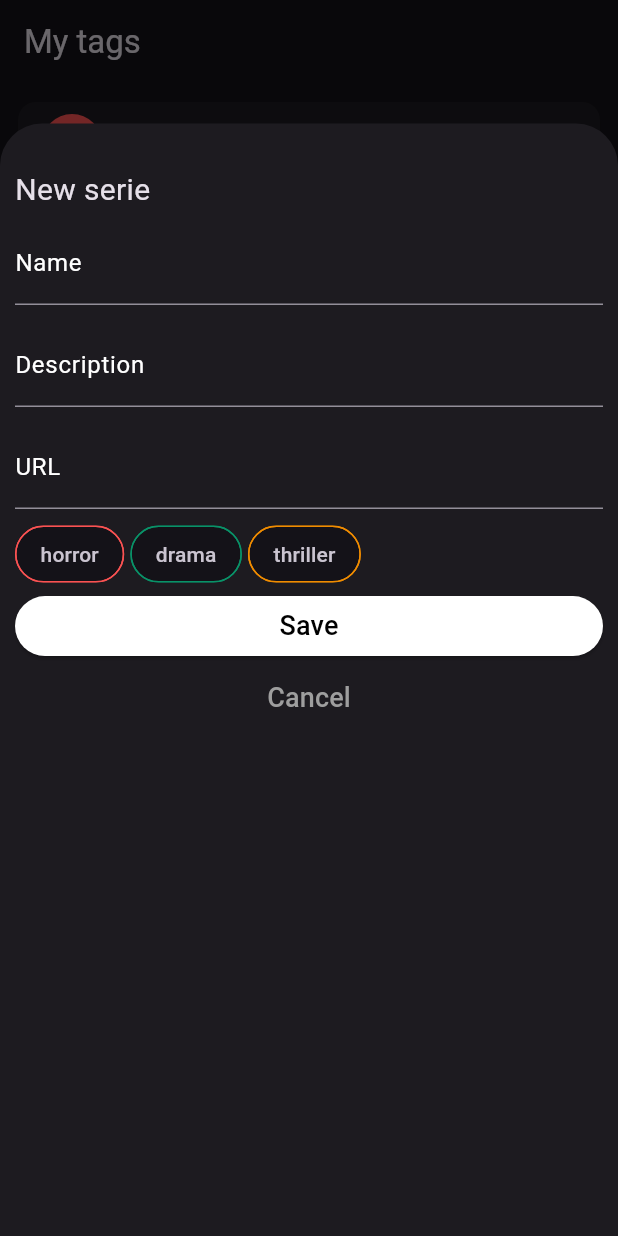
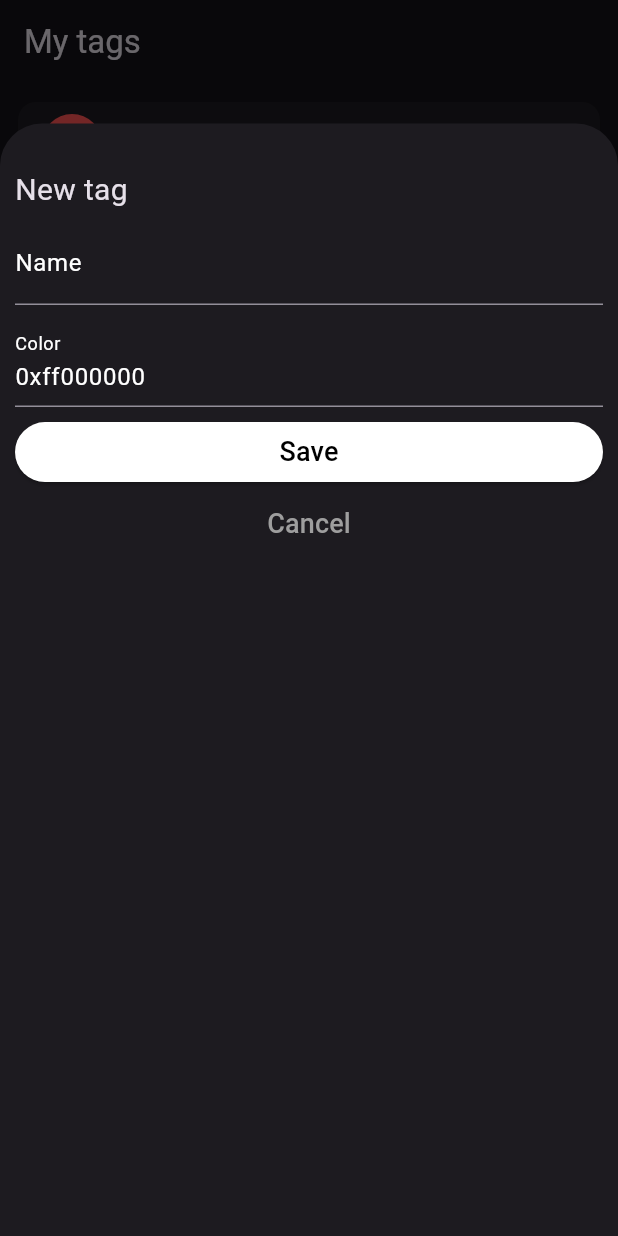
Before and after one commit to Emmanueloz/my_series_list, a Flutter app: the screen it shows after launch, item 2 of the bottom bar chosen, after a tap on the "add" icon, on a phone screen of 412 x 824 dp. Run offline on Flutter 3.47's test engine with Material 3 defaults, Android fonts, the light colour scheme and no system bars.

Commit message:
formulario para agregar y editar tags

```diff
--- a/lib/domain/tag.dart
+++ b/lib/domain/tag.dart
@@ -1,7 +1,7 @@
 class Tag {
   final int id;
-  final String name;
-  final String colorARGB;
+  String name;
+  String colorARGB;
   Tag({required this.id, required this.name, required this.colorARGB});
 
   Map<String, dynamic> toJson() {
--- a/lib/views/pages/home.dart
+++ b/lib/views/pages/home.dart
@@ -2,6 +2,7 @@ import 'package:flutter/material.dart';
 import 'package:my_series_list/views/pages/series.dart';
 import 'package:my_series_list/views/pages/tags.dart';
 import 'package:my_series_list/views/sections/modal_form_series.dart';
+import 'package:my_series_list/views/sections/modal_form_tags.dart';
 
 class HomePage extends StatefulWidget {
   const HomePage({super.key});
@@ -35,7 +36,11 @@ class _HomePageState extends State<HomePage> {
             context: context,
             scrollControlDisabledMaxHeightRatio: 0.9,
             builder: (context) {
-              return const ModalFormSeries();
+              if (_selectedIndex == 0) {
+                return const ModalFormSeries();
+              } else {
+                return const ModalFormTags();
+              }
             },
           );
         },
--- a/lib/views/pages/tags_details.dart
+++ b/lib/views/pages/tags_details.dart
@@ -1,5 +1,6 @@
 import 'package:flutter/material.dart';
 import 'package:my_series_list/domain/tag.dart';
+import 'package:my_series_list/views/sections/modal_form_tags.dart';
 
 class TagsDetailsPage extends StatelessWidget {
   const TagsDetailsPage({super.key});
@@ -44,7 +45,7 @@ class TagsDetailsPage extends StatelessWidget {
             context: context,
             scrollControlDisabledMaxHeightRatio: 0.9,
             builder: (context) {
-              return Container();
+              return ModalFormTags(tag: arguments["tag"]);
             },
           );
         },
--- a/lib/views/sections/modal_form_series.dart
+++ b/lib/views/sections/modal_form_series.dart
@@ -23,11 +23,6 @@ class ModalFormSeries extends StatefulWidget {
 class _ModalFormSeriesState extends State<ModalFormSeries> {
   late final TagsProvider _tagsProvider;
   late final SeriesProvider _seriesProvider;
-
-  String name = "";
-  String description = "";
-  String url = "";
-  List<Tag> selectedTags = [];
 
   final _formKey = GlobalKey<FormState>();
 
--- /dev/null
+++ b/lib/views/sections/modal_form_tags.dart
@@ -0,0 +1,134 @@
+import 'package:flutter/material.dart';
+import 'package:my_series_list/application/tags_provider.dart';
+import 'package:my_series_list/domain/tag.dart';
+import 'package:my_series_list/views/components/input_text.dart';
+import 'package:provider/provider.dart';
+
+class ModalFormTags extends StatefulWidget {
+  final Tag? tag;
+  const ModalFormTags({super.key, this.tag});
+
+  @override
+  State<ModalFormTags> createState() => _ModalFormTagsState();
+}
+
+class _ModalFormTagsState extends State<ModalFormTags> {
+  late final TagsProvider _tagsProvider;
+
+  final _formKey = GlobalKey<FormState>();
+
+  Tag _tag = Tag(id: 0, name: "", colorARGB: "0xff000000");
+
+  @override
+  void initState() {
+    super.initState();
+    _tagsProvider = Provider.of<TagsProvider>(context, listen: false);
+
+    if (widget.tag != null) {
+      setState(() {
+        _tag = widget.tag!;
+      });
+    }
+  }
+
+  void _onNameChanged(String value) {
+    setState(() {
+      _tag.name = value;
+    });
+  }
+
+  void _onColorChanged(String value) {
+    setState(() {
+      _tag.colorARGB = value;
+    });
+  }
+
+  void _onSave(Tag tag) {
+    if (widget.tag != null) {
+      _tagsProvider.updateTag(tag);
+    } else {
+      _tagsProvider.addTag(tag);
+    }
+    Navigator.pop(context);
+  }
+
+  @override
+  Widget build(BuildContext context) {
+    return Container(
+      padding: const EdgeInsets.symmetric(
+        vertical: 30,
+        horizontal: 10,
+      ),
+      child: Column(
+        crossAxisAlignment: CrossAxisAlignment.start,
+        children: [
+          const Text(
+            "New tag",
+            style: TextStyle(fontSize: 20),
+          ),
+          Form(
+            key: _formKey,
+            child: Column(
+              crossAxisAlignment: CrossAxisAlignment.stretch,
+              children: [
+                InputText(
+                  labelText: "Name",
+                  onChanged: _onNameChanged,
+                  value: _tag.name,
+                  validator: (value) {
+                    value = value?.trim();
+                    if (value == null || value.isEmpty) {
+                      return "Name is required";
+                    }
+                    return null;
+                  },
+                ),
+                InputText(
+                  labelText: "Color",
+                  onChanged: _onColorChanged,
+                  value: _tag.colorARGB,
+                  validator: (value) {
+                    value = value?.trim();
+                    if (value == null || value.isEmpty) {
+                      return "Color is required";
+                    }
+                    return null;
+                  },
+                ),
+                ElevatedButton(
+                  onPressed: () {
+                    if (_formKey.currentState!.validate()) {
+                      _onSave(_tag);
+                    }
+                  },
+                  style: ElevatedButton.styleFrom(
+                    backgroundColor: Colors.white,
+                  ),
+                  child: const Text(
+                    "Save",
+                    style: TextStyle(
+                      color: Colors.black,
+                      fontSize: 18,
+                    ),
+                  ),
+                ),
+                TextButton(
+                  onPressed: () {
+                    Navigator.pop(context);
+                  },
+                  child: const Text(
+                    "Cancel",
+                    style: TextStyle(
+                      color: Colors.grey,
+                      fontSize: 18,
+                    ),
+                  ),
+                ),
+              ],
+            ),
+          ),
+        ],
+      ),
+    );
+  }
+}
```
